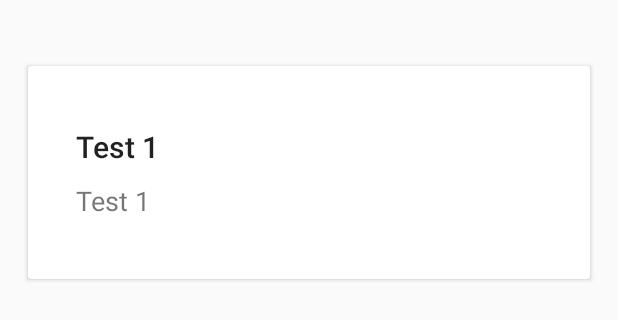
After one commit to phillipsk/FellowshipMissionChurch, an Android app: the layout item_layout.xml on its own in the app's theme, with its tools: preview values and no code run, on a phone screen of 412 x 824 dp. The commit adds this screen. Shown: the top 320 px of the screen. Run offline under Robolectric (Android 15) with nearby library versions, the phone set to English and light mode, and no system bars.

Commit message:
added padding around card view

```diff
--- a/app/build.gradle
+++ b/app/build.gradle
@@ -59,6 +59,7 @@ dependencies {
     testCompile 'junit:junit:4.12'
     annotationProcessor 'com.jakewharton:butterknife-compiler:8.4.0'
     compile 'io.github.jeancsanchez.jcplayer:jcplayer:2.6.0-alpha'
+    compile 'com.android.support:cardview-v7:25.3.1'
 }
 // Add to the bottom of the file
 apply plugin: 'com.google.gms.google-services'
--- /dev/null
+++ b/app/src/main/res/layout/item_layout.xml
@@ -0,0 +1,43 @@
+<?xml version="1.0" encoding="utf-8"?>
+<LinearLayout
+    xmlns:android="http://schemas.android.com/apk/res/android"
+    xmlns:app="http://schemas.android.com/apk/res-auto"
+    xmlns:tools="http://schemas.android.com/tools"
+    android:layout_width="match_parent"
+    android:layout_height="wrap_content"
+    android:orientation="vertical"
+    android:paddingTop="24dp"
+    android:layout_margin="16dp">
+
+
+    <android.support.v7.widget.CardView
+
+        android:layout_width="match_parent"
+        android:layout_height="wrap_content"
+        app:cardUseCompatPadding="true">
+
+        <LinearLayout
+            style="@style/Widget.CardContent"
+            android:layout_width="match_parent"
+            android:layout_height="match_parent"
+            android:orientation="vertical"
+            android:layout_margin="16dp">
+
+            <TextView
+                android:id="@+id/title"
+                android:layout_width="match_parent"
+                android:layout_height="wrap_content"
+                android:layout_marginBottom="10dp"
+                tools:text="Test 1"
+                android:textAppearance="@style/TextAppearance.AppCompat.Title"/>
+
+            <TextView
+                android:id="@+id/tv_details"
+                android:layout_width="match_parent"
+                android:layout_height="wrap_content"
+                android:textSize="18sp"
+                tools:text="Test 1"/>
+
+        </LinearLayout>
+    </android.support.v7.widget.CardView>
+</LinearLayout>
--- a/app/src/main/res/values/styles.xml
+++ b/app/src/main/res/values/styles.xml
@@ -8,4 +8,13 @@
         <item name="colorAccent">@color/colorAccent</item>
     </style>
 
+    <style name="Widget.CardContent" parent="android:Widget">
+        <item name="android:paddingLeft">16dp</item>
+        <item name="android:paddingRight">16dp</item>
+        <item name="android:paddingTop">24dp</item>
+        <item name="android:paddingBottom">24dp</item>
+        <item name="android:orientation">vertical</item>
+    </style>
+
+
 </resources>
```
Also changed, not shown: app/src/main/java/io/techministry/android/fellowshipmissionchurch/adapters/CustomRecyclerAdapter.java (added, +59 -0 lines), app/src/main/java/io/techministry/android/fellowshipmissionchurch/model/AboutUsModel.java (added, +31 -0 lines), app/src/main/java/io/techministry/android/fellowshipmissionchurch/ui/AboutUsFragment.java (+102 -75 lines), app/src/main/res/values/strings.xml (+68 -0 lines).
